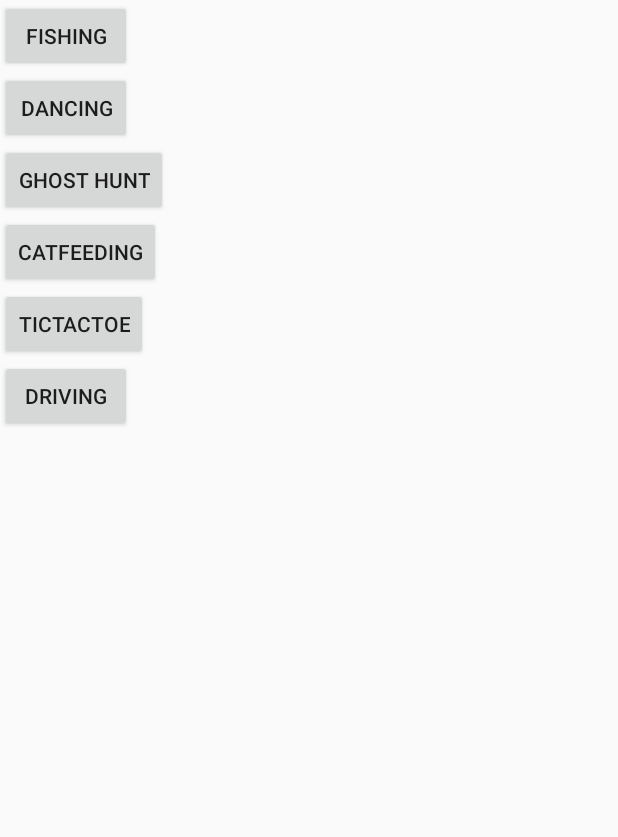
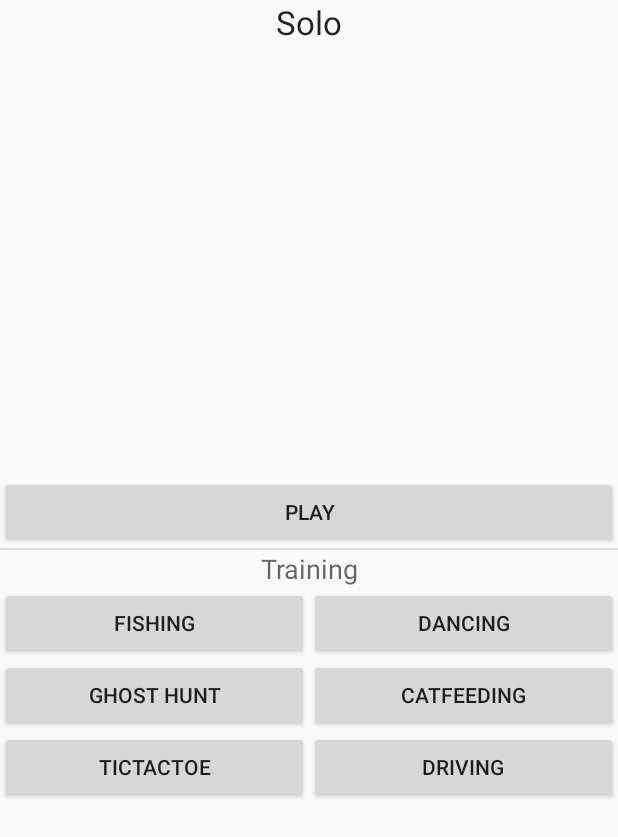
Before and after one commit to Caeles12/ProjMob, an Android app built with Jetpack Compose: the ChooseMinigame screen opened directly, with no data from a screen before it, on a phone screen of 412 x 824 dp. Shown: the top 837 px of the screen. Run offline under Robolectric (Android 15) with nearby library versions, the phone set to English and light mode, and no system bars.

Commit message:
Random minigames and UI Update
Co-Authored-By: Fanny Shehabi <133744318+feesh8@users.noreply.github.com>

```diff
--- a/app/src/main/AndroidManifest.xml
+++ b/app/src/main/AndroidManifest.xml
@@ -28,6 +28,9 @@
         android:supportsRtl="true"
         android:theme="@style/Theme.ProjMob"
         tools:targetApi="31">
+        <activity
+            android:name=".MultiplayerMenu"
+            android:exported="false" />
         <activity
             android:name=".minigame.Driving"
             android:exported="false"
--- a/app/src/main/java/com/example/projmob/MyBluetoothService.kt
+++ b/app/src/main/java/com/example/projmob/MyBluetoothService.kt
@@ -24,10 +24,14 @@ const val TYPE_BASIC_ACTION: Byte = 0x01
 const val TYPE_GAME_START: Byte = 0x02
 const val TYPE_GAME_FINISH: Byte = 0x03
 const val TYPE_CONNEXION_END: Byte = 0x04
+const val TYPE_RESET_POINTS: Byte = 0x05
+const val TYPE_SHOW_SCORES: Byte = 0x06
 
 class MyBluetoothService(private val mmSocket: BluetoothSocket, val isServer: Boolean = false) {
     private var currentHandler: MyHandler = MyHandler()
     val connectThread: ConnectedThread = ConnectedThread(mmSocket)
+    public var myPoints: Int = 0
+    public var opponentPoints: Int = 0
 
     private val handler = Handler(Looper.getMainLooper(), Handler.Callback {
         if(it.arg1 > 0){
--- a/app/src/main/res/layout/activity_choose_minigame.xml
+++ b/app/src/main/res/layout/activity_choose_minigame.xml
@@ -1,8 +1,49 @@
 <?xml version="1.0" encoding="utf-8"?>
-<LinearLayout
-    xmlns:android="http://schemas.android.com/apk/res/android"
-    android:id="@+id/chooseminigamelinearlayout"
+<LinearLayout xmlns:android="http://schemas.android.com/apk/res/android"
     android:layout_width="match_parent"
     android:layout_height="match_parent"
+    android:gravity="center"
     android:orientation="vertical">
+
+    <TextView
+        android:id="@+id/chooseMinigameViewTitle"
+        android:layout_width="match_parent"
+        android:layout_height="wrap_content"
+        android:textAlignment="center"
+        android:textAppearance="@style/TextAppearance.AppCompat.Large" />
+
+    <LinearLayout
+        android:id="@+id/chooseMinigameMainLinearLayout"
+        android:layout_width="match_parent"
+        android:layout_height="match_parent"
+        android:gravity="center"
+        android:orientation="vertical">
+
+        <Button
+            android:id="@+id/playGameButton"
+            android:layout_width="match_parent"
+            android:layout_height="wrap_content"
+            android:text="@string/play" />
+
+        <View
+            android:id="@+id/divider"
+            android:layout_width="match_parent"
+            android:layout_height="1dp"
+            android:background="?android:attr/listDivider" />
+
+        <TextView
+            android:layout_width="match_parent"
+            android:layout_height="wrap_content"
+            android:text="@string/training"
+            android:textAlignment="center"
+            android:textAppearance="@style/TextAppearance.AppCompat.Medium" />
+
+        <GridLayout
+            android:id="@+id/chooseminigamelinearlayout"
+            android:layout_width="match_parent"
+            android:layout_height="wrap_content"
+            android:columnCount="2">
+        </GridLayout>
+    </LinearLayout>
+
 </LinearLayout>
--- a/app/src/main/res/layout/scorescreen.xml
+++ b/app/src/main/res/layout/scorescreen.xml
@@ -36,7 +36,7 @@
         android:layout_width="wrap_content"
         android:layout_height="wrap_content"
         android:textAlignment="center"
-        android:text="Continuer">
+        android:text="@string/continuer">
 
     </Button>
 
--- a/app/src/main/res/values/strings.xml
+++ b/app/src/main/res/values/strings.xml
@@ -6,12 +6,20 @@
     <string name="client">Client</string>
     <string name="server">Server</string>
     <string name="send">Send</string>
-    <string name="title_activity_fishing">Fishing</string>
+    <string name="title_activity_fishing" translatable="false">Fishing</string>
     <string name="fishing">Fishing</string>
-    <string name="title_activity_score">Score</string>
+    <string name="title_activity_score" translatable="false">Score</string>
     <string name="messages">Messages</string>
     <string name="dancing">Dancing</string>
-    <string name="title_activity_driving">Driving</string>
-    <string name="title_activity_tic_tac_toe">TicTacToe</string>
-
+    <string name="title_activity_driving" translatable="false">Driving</string>
+    <string name="title_activity_tic_tac_toe" translatable="false">TicTacToe</string>
+    <string name="start_as">Start as…</string>
+    <string name="_2_joueurs">2 Players</string>
+    <string name="_1_joueur">1 Player</string>
+    <string name="continuer">Continue</string>
+    <string name="play">Play</string>
+    <string name="training">Training</string>
+    <string name="multiplayer">Multiplayer</string>
+    <string name="solo">Solo</string>
+    <string name="a_parentheses_b">%1$s (%2$s)</string>
 </resources>
```
Also changed, not shown: app/src/main/java/com/example/projmob/MainActivity.kt (+7 -13 lines), app/src/main/java/com/example/projmob/MultiplayerMenu.kt (added, +29 -0 lines), app/src/main/java/com/example/projmob/minigame/ChooseMinigame.kt (+86 -8 lines), app/src/main/java/com/example/projmob/minigame/Driving.kt (+16 -2 lines), app/src/main/java/com/example/projmob/minigame/Score.kt (+8 -0 lines), app/src/main/res/layout/activity_multiplayer_menu.xml (added, +29 -0 lines), app/src/main/res/layout/homescreen.xml (+8 -13 lines), 1 other file.
